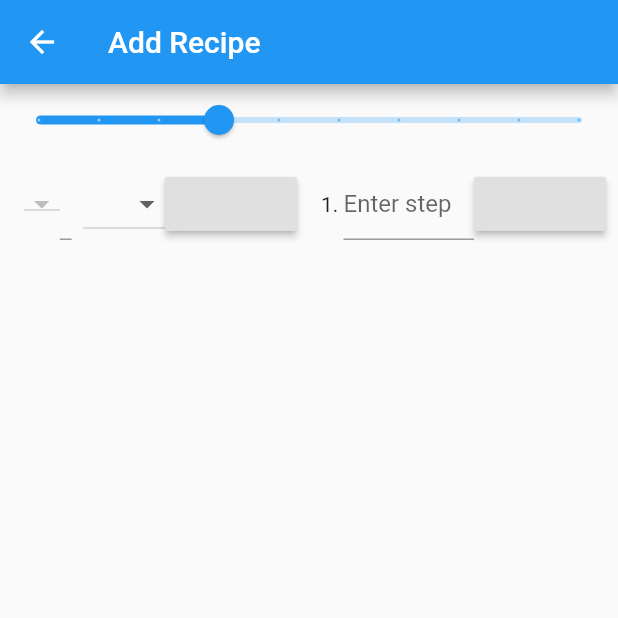
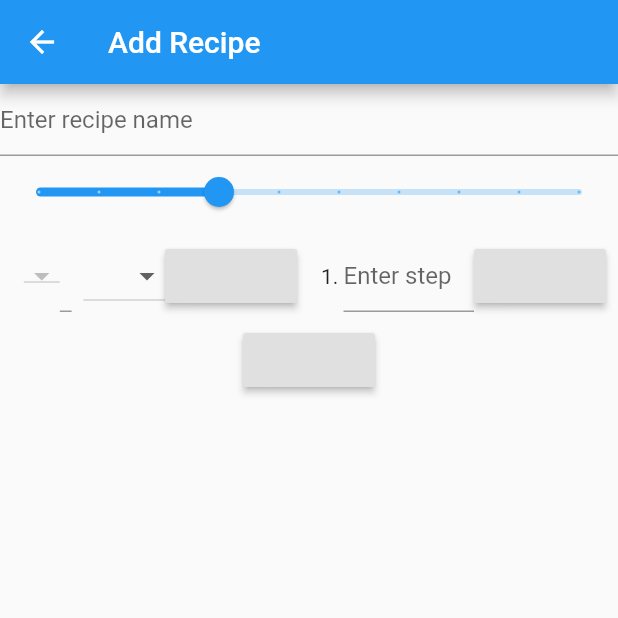
Before and after one commit to cjuub/tabetai2_flutter, a Flutter app: the screen it shows after launch, after a tap on the "add" icon, on a phone screen of 412 x 824 dp, the top half of it. Run offline on Flutter 3.47's test engine with Material 2 defaults, Android fonts, the phone set to English and light mode, and no system bars; missing offline and left inert: connectanum.

Commit message:
Add ability to add recipe from add recipe view

```diff
--- a/lib/add_recipe_view.dart
+++ b/lib/add_recipe_view.dart
@@ -1,30 +1,36 @@
 import 'package:flutter/material.dart';
 import 'package:flutter/services.dart';
+import 'package:tabetai2_flutter/wamp_session.dart';
 
 class AddRecipeView extends StatefulWidget {
   List<dynamic> _ingredientData;
+  WampSession _session;
 
-  AddRecipeView(this._ingredientData);
+  AddRecipeView(this._ingredientData, this._session);
 
   @override
-  State<StatefulWidget> createState() => _AddRecipeViewState(_ingredientData);
+  State<StatefulWidget> createState() => _AddRecipeViewState(_ingredientData, _session);
 }
 
 class _AddRecipeViewState extends State<AddRecipeView> {
   List<dynamic> _ingredientData;
+  WampSession _session;
 
   List<String> _availableUnits = ["g", "hg", "kg", "krm", "msk", "ml", "dl", "l", "pcs"];
+  Map unitMap = {"g": 0, "hg": 1, "kg": 2, "krm": 3, "msk": 4, "ml": 5, "dl": 6, "l": 7, "pcs": 8};
 
+  String _recipeName = "";
   int _servings = 4;
   List<String> _steps = [""];
-  List<String> _ingredients = [""];
+  List<String> _recipeIngredientNames = [""];
+  List<String> _recipeIngredientIds = [""];
   List<String> _amounts = [""];
   List<String> _units = [""];
-  List<String> _availableIngredients = [];
+  List<List<String>> _availableIngredients = [];
 
-  _AddRecipeViewState(this._ingredientData) {
+  _AddRecipeViewState(this._ingredientData, this._session) {
     for (dynamic ingredient in _ingredientData) {
-      _availableIngredients.add(ingredient[1]);
+      _availableIngredients.add([ingredient[0], ingredient[1]]);
     }
   }
 
@@ -40,6 +46,14 @@ class _AddRecipeViewState extends State<AddRecipeView> {
         child: Column(
             mainAxisAlignment: MainAxisAlignment.start,
             children: <Widget>[
+              TextField(
+                onChanged: (value) => _recipeName = value,
+                controller: TextEditingController(text: _recipeName),
+                keyboardType: TextInputType.text,
+                decoration: InputDecoration(
+                    hintText: 'Enter recipe name'
+                ),
+              ),
               Container(
                 width: 500,
                 child:
@@ -61,18 +75,21 @@ class _AddRecipeViewState extends State<AddRecipeView> {
                 children: <Widget>[
                   Expanded(child: ListView.builder(
                       shrinkWrap: true,
-                      itemCount: _ingredients.length,
+                      itemCount: _recipeIngredientNames.length,
                       padding: const EdgeInsets.all(8),
                       itemBuilder: (BuildContext, int index) {
                         return Expanded(child:
                         Row(children: <Widget>[
-                          Expanded(child: Text("${_ingredients[index]}")),
+                          Expanded(child: Text("${_recipeIngredientNames[index]}")),
                             DropdownButton<String>(
-                              items: _availableIngredients.map((String value) {
+                              items: _availableIngredients.map((List<String> value) {
                                 return DropdownMenuItem<String>(
-                                  value: _ingredients[index],
-                                  child: Text(value),
-                                  onTap: () => setState(() => _ingredients[index] = value),
+                                  value: _recipeIngredientNames[index],
+                                  child: Text(value[1]),
+                                  onTap: () => setState(() {
+                                    _recipeIngredientNames[index] = value[1];
+                                    _recipeIngredientIds[index] = value[0];
+                                  }),
                                 );
                               }).toList(),
                               onChanged: (_) {},
@@ -101,10 +118,13 @@ class _AddRecipeViewState extends State<AddRecipeView> {
                             }).toList(),
                             onChanged: (_) {},
                           ),
-                          RaisedButton(onPressed: () => setState(() { _ingredients.add(""); _units.add(""); _amounts.add(""); } )),
-                        ]
-                        )
-                        );
+                          RaisedButton(onPressed: () => setState(() {
+                            _recipeIngredientNames.add("");
+                            _recipeIngredientIds.add("");
+                            _units.add("");
+                            _amounts.add("");
+                          } )),
+                        ]));
                       }).build(context)),
                   Expanded(child: ListView.builder(
                       shrinkWrap: true,
@@ -129,6 +149,19 @@ class _AddRecipeViewState extends State<AddRecipeView> {
                       }).build(context)),
                 ],
               ),
+              RaisedButton(onPressed: () => setState(() {
+                List<dynamic> args = [];
+                args.add(_recipeName);
+                args.add(_servings);
+                Map ingredients = {};
+                for (int i = 0; i < _recipeIngredientIds.length; i++) {
+                    ingredients[_recipeIngredientIds[i]] =
+                        [int.parse(_amounts[i]), unitMap[_units[i]]];
+                }
+                args.add(ingredients);
+                args.add(_steps);
+                _session.call("com.tabetai2.add_recipe", args);
+              })),
             ]),
       ),
     );
--- a/lib/main.dart
+++ b/lib/main.dart
@@ -152,7 +152,7 @@ class _HomePageState extends State<HomePage> {
         ),
       ),
       floatingActionButton: FloatingActionButton(
-        onPressed: () => Navigator.push(context, MaterialPageRoute(builder: (context) => AddRecipeView(_ingredientData))),
+        onPressed: () => Navigator.push(context, MaterialPageRoute(builder: (context) => AddRecipeView(_ingredientData, _session))),
         tooltip: 'Add',
         child: Icon(Icons.add),
       ), // This trailing comma makes auto-formatting nicer for build methods.
--- a/lib/wamp_session.dart
+++ b/lib/wamp_session.dart
@@ -27,6 +27,7 @@ class WampSession {
   }
 
   void call(String topic, List<dynamic> args) async {
-    _session.call(topic, arguments: args);
+    _session.call(topic, arguments: args).listen((ev) => print(ev.arguments[0]),
+        onError: (e) {var error = e as Error; print(error.error); });
   }
 }
```
Also changed, not shown: pubspec.lock.
